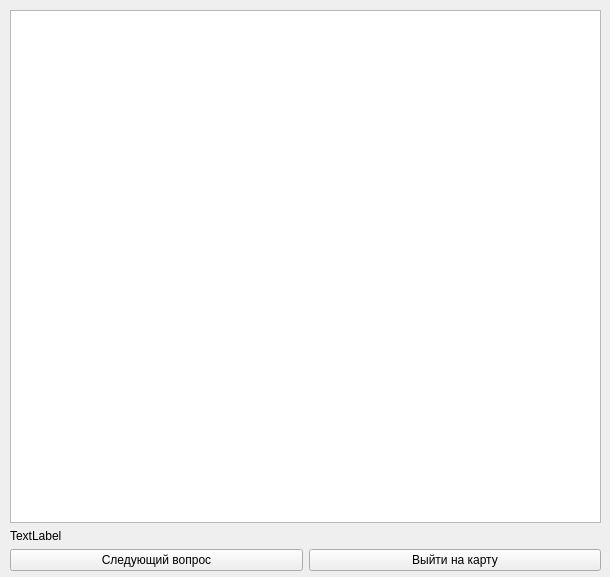
AlexeyFedoseev/rmap, file answerwindow.ui: the form before one commit.
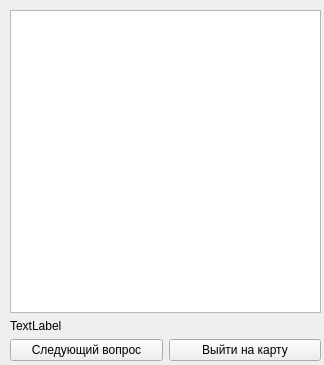
The form after the commit.

Diff of the .ui file:
```diff
--- a/answerwindow.ui
+++ b/answerwindow.ui
@@ -6,8 +6,8 @@
    <rect>
     <x>0</x>
     <y>0</y>
-    <width>610</width>
-    <height>577</height>
+    <width>324</width>
+    <height>365</height>
    </rect>
   </property>
   <property name="windowTitle">
@@ -18,8 +18,8 @@
     <rect>
      <x>10</x>
      <y>10</y>
-     <width>591</width>
-     <height>561</height>
+     <width>311</width>
+     <height>351</height>
     </rect>
    </property>
    <layout class="QVBoxLayout" name="verticalLayout">
```
